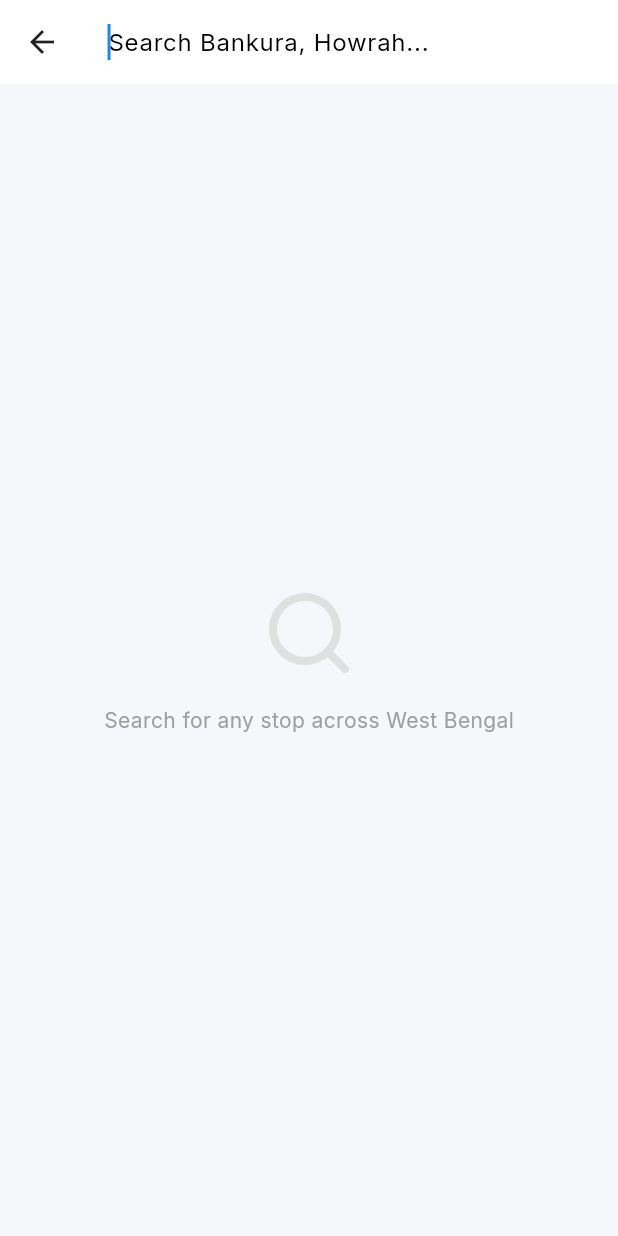
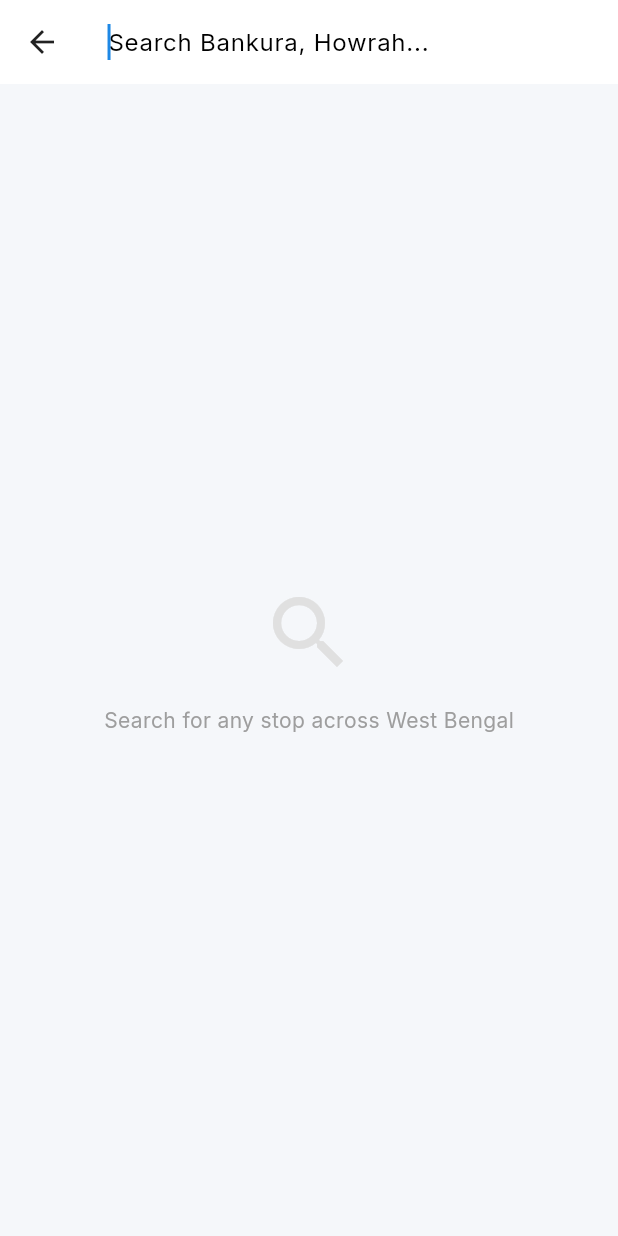
Before and after one commit to iamPrashanta/koi-bus-proj, a Flutter app: the screen it shows after launch, after a tap on "Search stops...", on a phone screen of 412 x 824 dp. Run offline on Flutter 3.47's test engine with Material 3 defaults, Android fonts, the light colour scheme and no system bars; our stand-ins replace flutter_riverpod, geolocator, go_router, google_fonts, hive_flutter, shared_preferences and 1 more; accounts and stored records are empty.

Commit message:
feat: implement core UI features and add application icons for Android and iOS

```diff
--- a/lib/features/home/home_screen.dart
+++ b/lib/features/home/home_screen.dart
@@ -1,6 +1,5 @@
 import 'package:flutter/material.dart';
 import 'package:go_router/go_router.dart';
-import 'package:lucide_icons/lucide_icons.dart';
 
 class HomeScreen extends StatelessWidget {
   const HomeScreen({Key? key}) : super(key: key);
@@ -38,7 +37,7 @@ class HomeScreen extends StatelessWidget {
                   CircleAvatar(
                     radius: 24,
                     backgroundColor: Theme.of(context).colorScheme.surface,
-                    child: const Icon(LucideIcons.user),
+                    child: const Icon(Icons.person),
                   ),
                 ],
               ),
@@ -63,7 +62,7 @@ class HomeScreen extends StatelessWidget {
                   ),
                   child: Row(
                     children: [
-                      const Icon(LucideIcons.search, color: Colors.grey),
+                      const Icon(Icons.search, color: Colors.grey),
                       const SizedBox(width: 12),
                       Text(
                         'Search stops...',
@@ -79,10 +78,10 @@ class HomeScreen extends StatelessWidget {
               Row(
                 mainAxisAlignment: MainAxisAlignment.spaceAround,
                 children: [
-                  _QuickAction(icon: LucideIcons.home, label: 'Home', onTap: () {}),
-                  _QuickAction(icon: LucideIcons.briefcase, label: 'Work', onTap: () {}),
-                  _QuickAction(icon: LucideIcons.star, label: 'Saved', onTap: () {}),
-                  _QuickAction(icon: LucideIcons.mapPin, label: 'Nearby', onTap: () {}),
+                  _QuickAction(icon: Icons.home, label: 'Home', onTap: () {}),
+                  _QuickAction(icon: Icons.work, label: 'Work', onTap: () {}),
+                  _QuickAction(icon: Icons.star, label: 'Saved', onTap: () {}),
+                  _QuickAction(icon: Icons.location_on, label: 'Nearby', onTap: () {}),
                 ],
               ),
             ],
--- a/lib/features/planner/basic_planner_screen.dart
+++ b/lib/features/planner/basic_planner_screen.dart
@@ -1,7 +1,6 @@
 import 'package:flutter/material.dart';
 import 'package:flutter_riverpod/flutter_riverpod.dart';
 import 'package:go_router/go_router.dart';
-import 'package:lucide_icons/lucide_icons.dart';
 import '../../providers/providers.dart';
 
 class BasicPlannerScreen extends ConsumerWidget {
@@ -65,10 +64,10 @@ class BasicPlannerScreen extends ConsumerWidget {
                   itemBuilder: (context, index) {
                     final r = routes[index];
                     return ListTile(
-                      leading: Icon(LucideIcons.bus, color: Theme.of(context).primaryColor),
+                      leading: Icon(Icons.directions_bus, color: Theme.of(context).primaryColor),
                       title: Text(r['short_name'], style: const TextStyle(fontWeight: FontWeight.bold)),
                       subtitle: Text(r['long_name']),
-                      trailing: const Icon(LucideIcons.chevronRight),
+                      trailing: const Icon(Icons.chevron_right),
                       onTap: () => context.push('/route/${r['id']}'),
                     );
                   },
--- a/lib/features/route/route_detail_screen.dart
+++ b/lib/features/route/route_detail_screen.dart
@@ -1,7 +1,6 @@
 import 'package:flutter/material.dart';
 import 'package:flutter_riverpod/flutter_riverpod.dart';
 import 'package:go_router/go_router.dart';
-import 'package:lucide_icons/lucide_icons.dart';
 import '../../providers/providers.dart';
 
 class RouteDetailScreen extends ConsumerWidget {
@@ -73,7 +72,7 @@ class RouteDetailScreen extends ConsumerWidget {
                     return ListTile(
                       leading: Column(
                         children: [
-                          Icon(LucideIcons.circle, size: 12, color: Theme.of(context).primaryColor),
+                          Icon(Icons.circle, size: 12, color: Theme.of(context).primaryColor),
                           if (index != stops.length - 1)
                             Expanded(child: Container(width: 2, color: Theme.of(context).primaryColor.withOpacity(0.3))),
                         ],
--- a/lib/features/route/route_explorer_screen.dart
+++ b/lib/features/route/route_explorer_screen.dart
@@ -1,7 +1,6 @@
 import 'package:flutter/material.dart';
 import 'package:flutter_riverpod/flutter_riverpod.dart';
 import 'package:go_router/go_router.dart';
-import 'package:lucide_icons/lucide_icons.dart';
 import '../../providers/providers.dart';
 
 class RouteExplorerScreen extends ConsumerWidget {
@@ -35,7 +34,7 @@ class RouteExplorerScreen extends ConsumerWidget {
                   ),
                   title: Text(r['long_name'], style: const TextStyle(fontWeight: FontWeight.w500)),
                   subtitle: Text(r['operator_name'] ?? 'Unknown Operator'),
-                  trailing: const Icon(LucideIcons.chevronRight),
+                  trailing: const Icon(Icons.chevron_right),
                   onTap: () => context.push('/route/${r['id']}'),
                 ),
               );
--- a/lib/features/search/search_screen.dart
+++ b/lib/features/search/search_screen.dart
@@ -1,7 +1,6 @@
 import 'package:flutter/material.dart';
 import 'package:flutter_riverpod/flutter_riverpod.dart';
 import 'package:go_router/go_router.dart';
-import 'package:lucide_icons/lucide_icons.dart';
 import '../../providers/providers.dart';
 
 class SearchScreen extends ConsumerStatefulWidget {
@@ -37,7 +36,7 @@ class _SearchScreenState extends ConsumerState<SearchScreen> {
         actions: [
           if (_query.isNotEmpty)
             IconButton(
-              icon: const Icon(LucideIcons.x),
+              icon: const Icon(Icons.close),
               onPressed: () {
                 _controller.clear();
                 setState(() {
@@ -52,7 +51,7 @@ class _SearchScreenState extends ConsumerState<SearchScreen> {
               child: Column(
                 mainAxisAlignment: MainAxisAlignment.center,
                 children: [
-                  Icon(LucideIcons.search, size: 64, color: Colors.grey.shade300),
+                  Icon(Icons.search, size: 64, color: Colors.grey.shade300),
                   const SizedBox(height: 16),
                   Text(
                     'Search for any stop across West Bengal',
@@ -73,7 +72,7 @@ class _SearchScreenState extends ConsumerState<SearchScreen> {
                     return ListTile(
                       leading: CircleAvatar(
                         backgroundColor: Theme.of(context).primaryColor.withOpacity(0.1),
-                        child: Icon(LucideIcons.mapPin, color: Theme.of(context).primaryColor),
+                        child: Icon(Icons.location_on, color: Theme.of(context).primaryColor),
                       ),
                       title: Text(stop['name'], style: const TextStyle(fontWeight: FontWeight.bold)),
                       subtitle: Text(stop['district'] ?? 'Unknown District'),
--- /dev/null
+++ b/lib/features/startup/startup_screen.dart
@@ -0,0 +1,81 @@
+import 'dart:io';
+import 'package:flutter/material.dart';
+import 'package:flutter/services.dart';
+import 'package:geolocator/geolocator.dart';
+import 'package:go_router/go_router.dart';
+
+class StartupScreen extends StatefulWidget {
+  const StartupScreen({Key? key}) : super(key: key);
+
+  @override
+  State<StartupScreen> createState() => _StartupScreenState();
+}
+
+class _StartupScreenState extends State<StartupScreen> {
+  @override
+  void initState() {
+    super.initState();
+    _checkPermissions();
+  }
+
+  Future<void> _checkPermissions() async {
+    bool serviceEnabled;
+    LocationPermission permission;
+
+    serviceEnabled = await Geolocator.isLocationServiceEnabled();
+    if (!serviceEnabled) {
+      _showDenialDialog('Location services are disabled. Please enable them to use Koi Bus.');
+      return;
+    }
+
+    permission = await Geolocator.checkPermission();
+    if (permission == LocationPermission.denied) {
+      permission = await Geolocator.requestPermission();
+      if (permission == LocationPermission.denied) {
+        _showDenialDialog('Location permissions are required to use Koi Bus.');
+        return;
+      }
+    }
+
+    if (permission == LocationPermission.deniedForever) {
+      _showDenialDialog('Location permissions are permanently denied. Please enable them in system settings to use Koi Bus.');
+      return;
+    }
+
+    if (mounted) {
+      context.go('/');
+    }
+  }
+
+  void _showDenialDialog(String message) {
+    showDialog(
+      context: context,
+      barrierDismissible: false,
+      builder: (context) => AlertDialog(
+        title: const Text('Permission Required'),
+        content: Text(message),
+        actions: [
+          TextButton(
+            onPressed: () {
+              if (Platform.isAndroid) {
+                SystemNavigator.pop();
+              } else {
+                exit(0);
+              }
+            },
+            child: const Text('Close App'),
+          ),
+        ],
+      ),
+    );
+  }
+
+  @override
+  Widget build(BuildContext context) {
+    return const Scaffold(
+      body: Center(
+        child: CircularProgressIndicator(),
+      ),
+    );
+  }
+}
--- a/lib/main.dart
+++ b/lib/main.dart
@@ -1,7 +1,6 @@
 import 'package:flutter/material.dart';
 import 'package:flutter_riverpod/flutter_riverpod.dart';
 import 'package:go_router/go_router.dart';
-import 'package:lucide_icons/lucide_icons.dart';
 
 import 'core/theme/app_theme.dart';
 import 'features/home/home_screen.dart';
@@ -11,6 +10,7 @@ import 'features/route/route_explorer_screen.dart';
 import 'features/route/route_detail_screen.dart';
 import 'features/planner/basic_planner_screen.dart';
 import 'features/settings/database_health_screen.dart';
+import 'features/startup/startup_screen.dart';
 
 void main() {
   runApp(const ProviderScope(child: KoiBusApp()));
@@ -21,7 +21,7 @@ final _shellNavigatorKey = GlobalKey<NavigatorState>();
 
 final _router = GoRouter(
   navigatorKey: _rootNavigatorKey,
-  initialLocation: '/',
+  initialLocation: '/startup',
   routes: [
     ShellRoute(
       navigatorKey: _shellNavigatorKey,
@@ -35,10 +35,10 @@ final _router = GoRouter(
             unselectedItemColor: Colors.grey,
             type: BottomNavigationBarType.fixed,
             items: const [
-              BottomNavigationBarItem(icon: Icon(LucideIcons.home), label: 'Home'),
+              BottomNavigationBarItem(icon: Icon(Icons.home), label: 'Home'),
               BottomNavigationBarItem(icon: Icon(Icons.route), label: 'Planner'),
-              BottomNavigationBarItem(icon: Icon(LucideIcons.map), label: 'Explorer'),
-              BottomNavigationBarItem(icon: Icon(LucideIcons.database), label: 'DB Health'),
+              BottomNavigationBarItem(icon: Icon(Icons.map), label: 'Explorer'),
+              BottomNavigationBarItem(icon: Icon(Icons.storage), label: 'DB Health'),
             ],
           ),
         );
@@ -61,6 +61,10 @@ final _router = GoRouter(
           builder: (context, state) => const DatabaseHealthScreen(),
         ),
       ],
+    ),
+    GoRoute(
+      path: '/startup',
+      builder: (context, state) => const StartupScreen(),
     ),
     GoRoute(
       path: '/search',
--- a/pubspec.yaml
+++ b/pubspec.yaml
@@ -32,8 +32,6 @@ dependencies:
   collection: ^1.19.1
   geolocator: ^14.0.2
   flutter_native_splash: ^2.4.8
-  lucide_icons: ^0.257.0
-
 dev_dependencies:
   flutter_test:
     sdk: flutter
@@ -52,6 +50,7 @@ flutter:
 flutter_launcher_icons:
   android: "launcher_icon"
   ios: true
+  remove_alpha_ios: true
   image_path: "assets/images/logo.png"
 
 flutter_native_splash:
```
Also changed, not shown: lib/features/settings/database_health_screen.dart (+3 -4 lines), lib/features/stop/stop_detail_screen.dart (+3 -4 lines), assets/images/logo.png, pubspec.lock, 27 other files.
